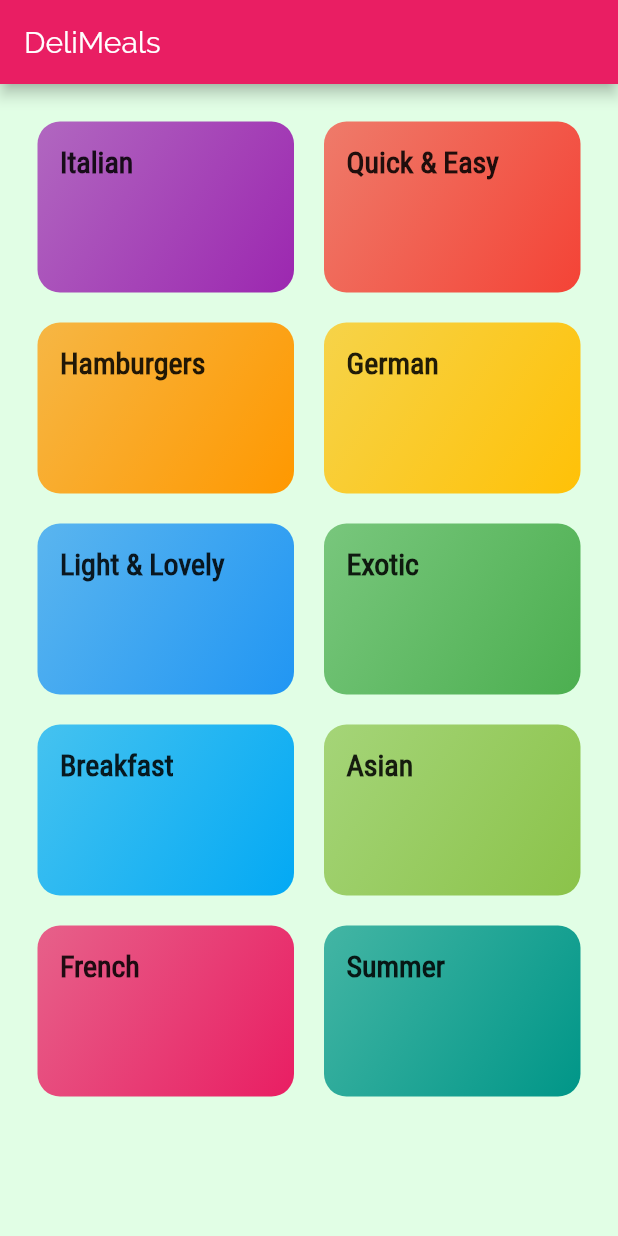
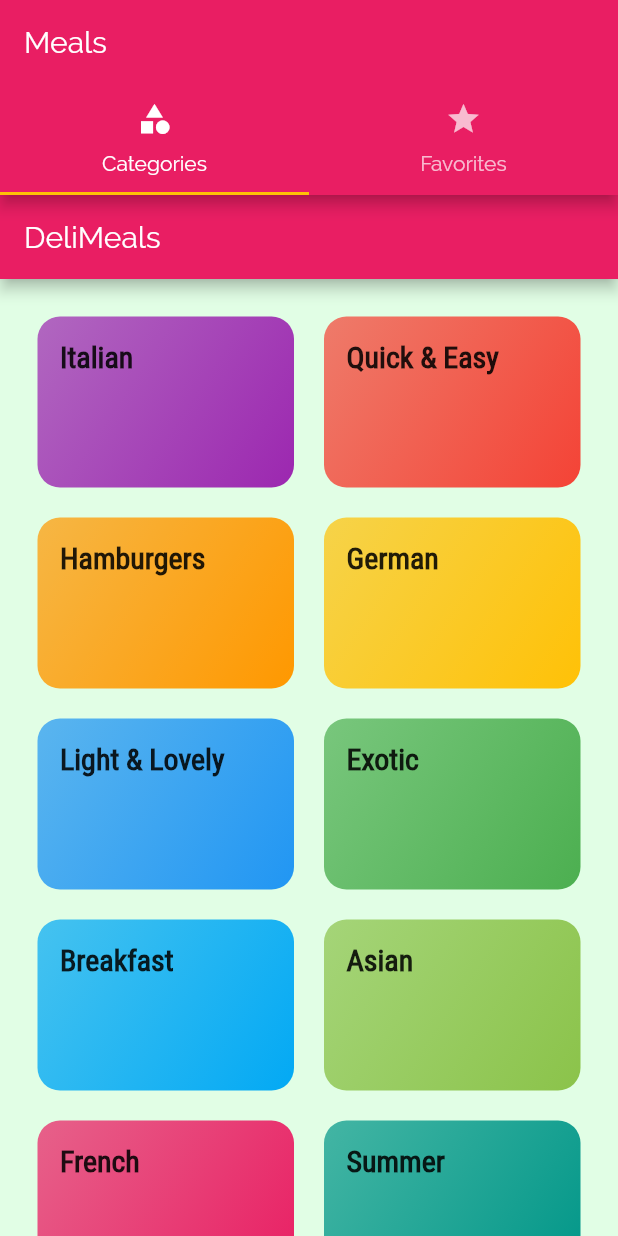
Before and after one commit to EviCoach/meals, a Flutter app: the screen it shows after launch, on a phone screen of 412 x 824 dp. Run offline on Flutter 3.47's test engine with Material 2 defaults, Android fonts, the phone set to English and light mode, and no system bars.

Commit message:
Added tabs screen to the app

```diff
--- a/meals_app/lib/main.dart
+++ b/meals_app/lib/main.dart
@@ -1,7 +1,8 @@
 import "package:flutter/material.dart";
-import 'package:meals_app/screens/meal_detail_screen.dart';
+
+import './screens/meal_detail_screen.dart';
+import 'package:meals_app/screens/tabs_screen.dart';
 import './screens/category_meals_screen.dart';
-import './screens/categories_screen.dart';
 
 main() => runApp(MyApp());
 
@@ -32,7 +33,7 @@ class MyApp extends StatelessWidget {
         ),
         initialRoute: '/',
         routes: {
-          '/': (ctx) => CategoriesScreen(),
+          '/': (ctx) => TabsScreen(),
           CategoryMealsScreen.routeName: (ctx) => CategoryMealsScreen(),
           MealDetailScreen.routeName: (ctx) => MealDetailScreen(),
         } // marks the root screen of your app
--- /dev/null
+++ b/meals_app/lib/screens/favorites_screen.dart
@@ -0,0 +1,11 @@
+import 'package:flutter/material.dart';
+
+class FavoritesScreen extends StatelessWidget {
+  @override
+  Widget build(BuildContext context) {
+    return Container(
+        child: Center(
+      child: Text("The favorites"),
+    ));
+  }
+}
--- /dev/null
+++ b/meals_app/lib/screens/tabs_screen.dart
@@ -0,0 +1,43 @@
+import 'package:flutter/material.dart';
+import './categories_screen.dart';
+import './favorites_screen.dart';
+
+class TabsScreen extends StatefulWidget {
+  @override
+  _TabsScreenState createState() => _TabsScreenState();
+}
+
+class _TabsScreenState extends State<TabsScreen> {
+  @override
+  Widget build(BuildContext context) {
+    return DefaultTabController(
+      length: 2,
+      child: Scaffold(
+        appBar: AppBar(
+          title: Text("Meals"),
+          bottom: TabBar(
+            tabs: <Widget>[
+              Tab(
+                icon: Icon(
+                  Icons.category,
+                ),
+                text: 'Categories',
+              ),
+              Tab(
+                icon: Icon(Icons.star),
+                text: 'Favorites',
+              )
+            ],
+          ),
+        ),
+        body: TabBarView(
+          children: <Widget>[
+            // the order of the tabs should match the order of the screens
+            CategoriesScreen(),
+            FavoritesScreen(),
+          ],
+        ),
+      ),
+    );
+  }
+}
```
